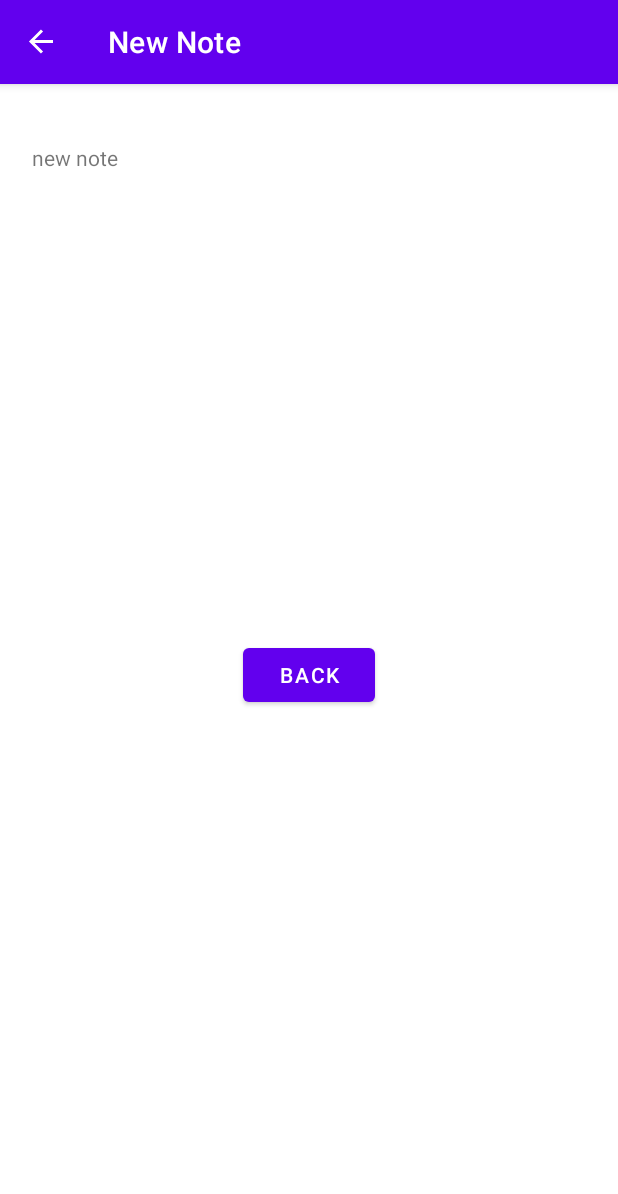
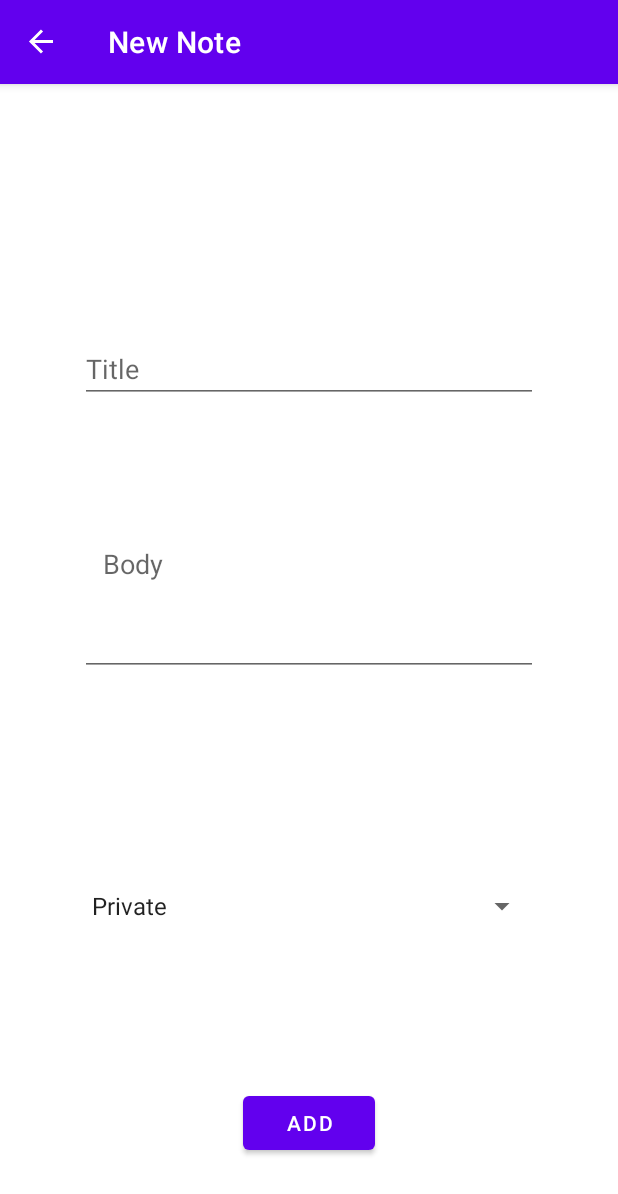
Before and after one commit to ffuszthaler/NotesApp, an Android app: the NewNoteFragment screen opened through its navigation route, on a phone screen of 412 x 824 dp. Shown: the top 1194 px of the screen. Run offline under Robolectric (Android 15) with nearby library versions, the phone set to English and light mode, and no system bars; our stand-ins replace navigation-ui.

Commit message:
notes can be created, stored in the db and almost be displayed in the recycleview

```diff
--- a/app/src/main/java/com/ffuszthaler/notesapp/DatabaseHandler.kt
+++ b/app/src/main/java/com/ffuszthaler/notesapp/DatabaseHandler.kt
@@ -6,6 +6,8 @@ import android.database.sqlite.SQLiteDatabase
 import android.database.sqlite.SQLiteOpenHelper
 
 class DatabaseHandler(context: Context): SQLiteOpenHelper(context, dbName, null, 1 ) {
+    private val allNotes: MutableList<Note> = mutableListOf()
+
     companion object MessageDatabase{
         private const val dbName:String = "NotesDB"
         private const val tableName = "notes"
@@ -62,7 +64,7 @@ class DatabaseHandler(context: Context): SQLiteOpenHelper(context, dbName, null,
         val db = this.readableDatabase
 
         // initialize list
-        val allNotes: MutableList<Note> = mutableListOf()
+//        val allNotes: MutableList<Note> = mutableListOf()
 
         // get all entries from table and put it into the list
         db.rawQuery("SELECT * FROM $tableName",null).use {
--- a/app/src/main/java/com/ffuszthaler/notesapp/HomeFragment.kt
+++ b/app/src/main/java/com/ffuszthaler/notesapp/HomeFragment.kt
@@ -15,10 +15,8 @@ import androidx.recyclerview.widget.StaggeredGridLayoutManager
 
 
 class HomeFragment : Fragment() {
-    lateinit var notesDB: SQLiteOpenHelper
+    lateinit var notesDB: DatabaseHandler
     lateinit var noteList: MutableList<Note>
-//    private var noteList = notesDB.listOfAllNotes()
-//    private lateinit var noteList : MutableList<Note>
 
     private lateinit var recyclerView: RecyclerView
     private lateinit var noteListAdapter: NoteListAdapter
@@ -32,7 +30,7 @@ class HomeFragment : Fragment() {
 
         val activityContext = context
         notesDB = DatabaseHandler(activityContext)
-        noteList = (notesDB as DatabaseHandler).listOfAllNotes()
+        noteList = notesDB.listOfAllNotes()
     }
 
     override fun onCreateView(
@@ -68,4 +66,11 @@ class HomeFragment : Fragment() {
         }
         return view
     }
+
+    override fun onResume() {
+        super.onResume()
+
+        // recycleview is not updating correctly, Lifecycle?
+//        noteListAdapter.notifyDataSetChanged()
+    }
 }
--- a/app/src/main/java/com/ffuszthaler/notesapp/NewNoteFragment.kt
+++ b/app/src/main/java/com/ffuszthaler/notesapp/NewNoteFragment.kt
@@ -1,16 +1,32 @@
 package com.ffuszthaler.notesapp
 
+import android.content.Context
+import android.database.sqlite.SQLiteOpenHelper
 import android.os.Bundle
+import android.util.Log
 import androidx.fragment.app.Fragment
 import android.view.LayoutInflater
 import android.view.View
 import android.view.ViewGroup
 import android.widget.Button
-import androidx.navigation.fragment.findNavController
+import android.widget.EditText
+import android.widget.Spinner
+import androidx.recyclerview.widget.RecyclerView
 
 class NewNoteFragment : Fragment() {
+    lateinit var notesDB: DatabaseHandler
+    lateinit var noteList: MutableList<Note>
+
     override fun onCreate(savedInstanceState: Bundle?) {
         super.onCreate(savedInstanceState)
+    }
+
+    override fun onAttach(context: Context) {
+        super.onAttach(context)
+
+        val activityContext = context
+        notesDB = DatabaseHandler(activityContext)
+        noteList = notesDB.listOfAllNotes()
     }
 
     override fun onCreateView(
@@ -20,11 +36,36 @@ class NewNoteFragment : Fragment() {
         // Inflate the layout for this fragment
         val view = inflater.inflate(R.layout.fragment_new_note, container, false)
 
-        val newNoteBackButton = view.findViewById<Button>(R.id.newNoteBackButton)
-        newNoteBackButton.setOnClickListener {
-            findNavController().navigate(R.id.action_newNoteFragment_to_homeFragment)
+//        val newNoteBackButton = view.findViewById<Button>(R.id.newNoteBackButton)
+//        newNoteBackButton.setOnClickListener {
+//            findNavController().navigate(R.id.action_newNoteFragment_to_homeFragment)
+//        }
+
+        val newNoteAddButton = view.findViewById<Button>(R.id.newNoteAddButton)
+        newNoteAddButton.setOnClickListener() {
+            saveNote(view)
         }
 
         return view
     }
+
+    override fun onViewCreated(view: View, savedInstanceState: Bundle?) {
+        super.onViewCreated(view, savedInstanceState)
+    }
+
+
+    private fun saveNote(view: View) {
+
+        val newNoteTitle = view.findViewById<EditText>(R.id.newNoteTitle)
+        val title: String = newNoteTitle.text.toString()
+        Log.d("TAG","title: $title")
+
+        val newNoteBody = view.findViewById<EditText>(R.id.newNoteBody)
+        val body: String = newNoteBody.text.toString()
+
+        val newNoteBackCategory = view.findViewById<Spinner>(R.id.newNoteCategory)
+        val category: String = newNoteBackCategory.selectedItem.toString()
+
+        notesDB.insertData(title, body, category)
+    }
 }
--- a/app/src/main/res/layout/fragment_new_note.xml
+++ b/app/src/main/res/layout/fragment_new_note.xml
@@ -6,19 +6,59 @@
     android:layout_height="match_parent"
     tools:context=".NewNoteFragment">
 
-    <TextView
-        android:layout_width="match_parent"
-        android:layout_height="match_parent"
-        android:text="new note" />
-
-    <Button
-        android:id="@+id/newNoteBackButton"
-        android:layout_width="wrap_content"
+    <EditText
+        android:id="@+id/newNoteTitle"
+        android:layout_width="0dp"
         android:layout_height="wrap_content"
-        android:text="Back"
-        app:layout_constraintBottom_toBottomOf="parent"
+        android:layout_marginStart="32dp"
+        android:layout_marginTop="128dp"
+        android:layout_marginEnd="32dp"
+        android:ems="10"
+        android:hint="Title"
+        android:inputType="textPersonName"
         app:layout_constraintEnd_toEndOf="parent"
         app:layout_constraintStart_toStartOf="parent"
         app:layout_constraintTop_toTopOf="parent" />
 
+    <EditText
+        android:id="@+id/newNoteBody"
+        android:layout_width="match_parent"
+        android:layout_height="150dp"
+        android:layout_marginStart="32dp"
+        android:layout_marginTop="32dp"
+        android:layout_marginEnd="32dp"
+        android:hint="Body"
+        android:inputType="textMultiLine"
+        android:overScrollMode="always"
+        android:padding="15dp"
+        android:scrollbarStyle="insideInset"
+        android:scrollbars="vertical"
+        app:layout_constraintEnd_toEndOf="parent"
+        app:layout_constraintStart_toStartOf="parent"
+        app:layout_constraintTop_toBottomOf="@+id/newNoteTitle" />
+
+    <Spinner
+        android:id="@+id/newNoteCategory"
+        android:layout_width="0dp"
+        android:layout_height="wrap_content"
+        android:layout_marginStart="32dp"
+        android:layout_marginTop="32dp"
+        android:layout_marginEnd="32dp"
+        android:dropDownWidth="wrap_content"
+        android:entries="@array/note_categories"
+        app:layout_constraintBottom_toTopOf="@+id/newNoteAddButton"
+        app:layout_constraintEnd_toEndOf="parent"
+        app:layout_constraintStart_toStartOf="parent"
+        app:layout_constraintTop_toBottomOf="@+id/newNoteBody" />
+
+    <Button
+        android:id="@+id/newNoteAddButton"
+        android:layout_width="wrap_content"
+        android:layout_height="wrap_content"
+        android:layout_marginBottom="32dp"
+        android:text="Add"
+        app:layout_constraintBottom_toBottomOf="parent"
+        app:layout_constraintEnd_toEndOf="parent"
+        app:layout_constraintStart_toStartOf="parent" />
+
 </androidx.constraintlayout.widget.ConstraintLayout>
--- a/app/src/main/res/values/strings.xml
+++ b/app/src/main/res/values/strings.xml
@@ -2,4 +2,9 @@
     <string name="app_name">NotesApp</string>
     <!-- TODO: Remove or change this placeholder text -->
     <string name="hello_blank_fragment">Hello blank fragment</string>
+    <string-array name="note_categories">
+        <item>Private</item>
+        <item>School</item>
+        <item>Work</item>
+    </string-array>
 </resources>
```
